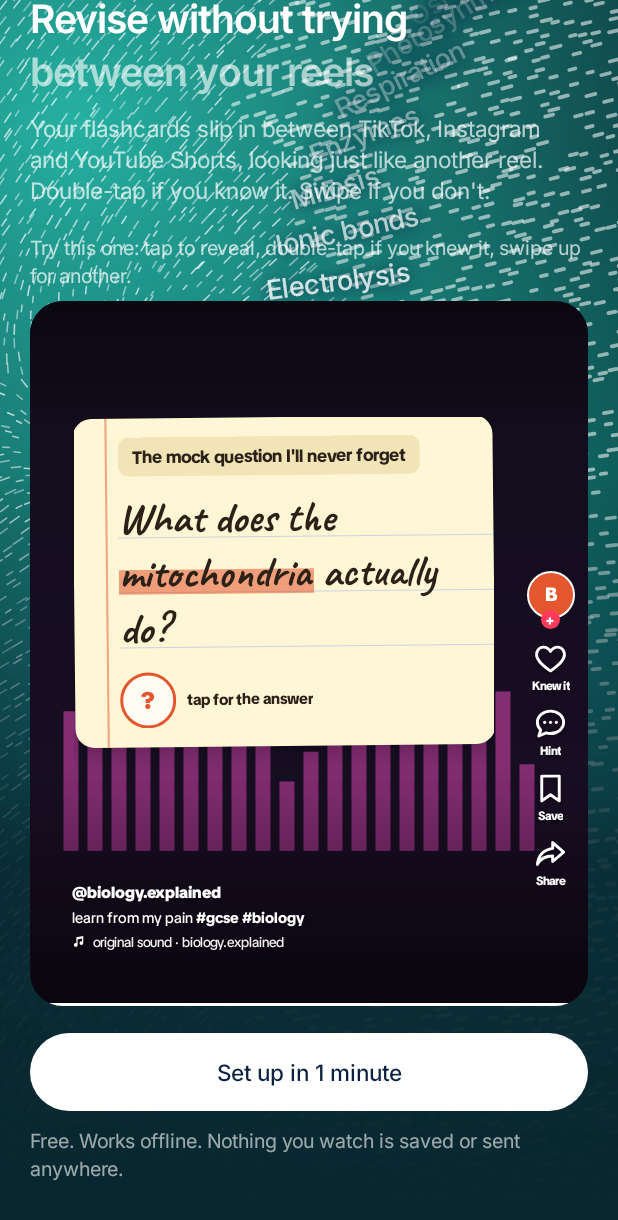
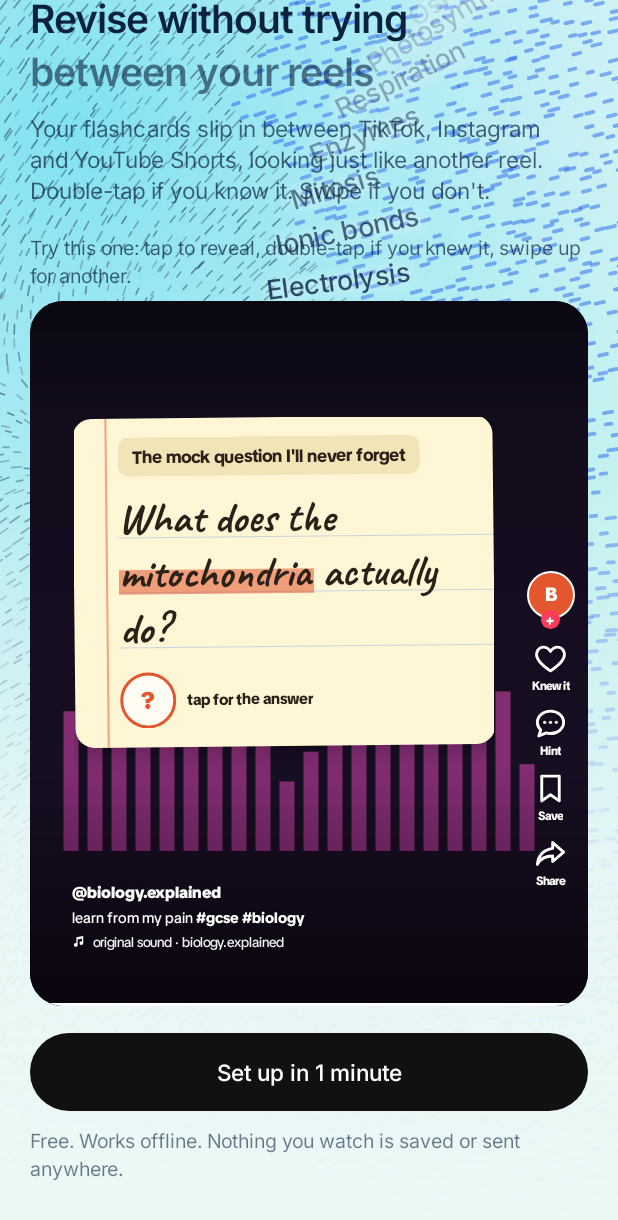
Before and after one commit to llamaoat/flashcardreela, an Android app: the screen it shows after launch (MainActivity), scrolled down 300 dp, on a phone screen of 412 x 824 dp. Shown: the top 1220 px of the screen. Run offline under Robolectric (Android 15) with nearby library versions, the phone set to English and light mode, and no system bars.

Commit message:
Lighter, whiter colour field in light mode
The shapeshifting colour field was deep blues in both modes. In light mode it is
now airy and white (sky, blush, mint, periwinkle with soft cyan and bright
blue), with dark navy ink for the dashes, wheel and words, a darker blue foam
band, and the light page colour for the system bars. Dark mode keeps the deep
palettes. Web demo and Android.

Co-Authored-By: Claude Sonnet 5.5 <noreply@anthropic.com>
Claude-Session: https://claude.ai/code/session_01Bq9toJ4J3vbyxgwrGqE2RX

```diff
--- a/app/src/main/java/com/reelcards/app/MainActivity.java
+++ b/app/src/main/java/com/reelcards/app/MainActivity.java
@@ -96,12 +96,11 @@ public final class MainActivity extends Activity {
 
     /** Bar colours and icons for a page: over the sea (1 welcome, 2 dashboard) the top is navy with light icons. */
     private void bars(int sea) {
-        getWindow().setStatusBarColor(sea == 0 ? Ui.BG : MotionView.SEA);
-        getWindow().setNavigationBarColor(sea == 1 ? MotionView.SEA : Ui.BG);
-        int flags = 0;
-        if (!Ui.dark && sea != 1) flags |= View.SYSTEM_UI_FLAG_LIGHT_NAVIGATION_BAR;
-        if (!Ui.dark && sea == 0) flags |= View.SYSTEM_UI_FLAG_LIGHT_STATUS_BAR;
-        getWindow().getDecorView().setSystemUiVisibility(flags);
+        int seaColour = Ui.dark ? MotionView.SEA : MotionView.LIGHT_BASE;
+        getWindow().setStatusBarColor(sea == 0 ? Ui.BG : seaColour);
+        getWindow().setNavigationBarColor(sea == 1 ? seaColour : Ui.BG);
+        getWindow().getDecorView().setSystemUiVisibility(Ui.dark ? 0
+                : View.SYSTEM_UI_FLAG_LIGHT_STATUS_BAR | View.SYSTEM_UI_FLAG_LIGHT_NAVIGATION_BAR);
     }
 
     /** Dark mode switched while open (uiMode is in configChanges, so an import survives it): restyle. */
@@ -158,9 +157,9 @@ public final class MainActivity extends Activity {
         if (sea == 0) setContentView(sv);
         else {
             FrameLayout fl = new FrameLayout(this);
-            fl.setBackgroundColor(sea == 1 ? MotionView.SEA : Ui.BG);
+            fl.setBackgroundColor(sea == 1 ? (Ui.dark ? MotionView.SEA : MotionView.LIGHT_BASE) : Ui.BG);
             if (sea == 1) {
-                fl.addView(new MotionView(this, words, false).setCentre(.30f).setScrim(MotionView.SEA), new FrameLayout.LayoutParams(-1, -1));
+                fl.addView(new MotionView(this, words, false).setCentre(.30f).setScrim(MotionView.SEA) /* any colour: the scrim follows the palette */, new FrameLayout.LayoutParams(-1, -1));
             } else {
                 final MotionView mv = new MotionView(this, words, true).setCentre(.42f).setFade(Ui.BG);
                 fl.addView(mv, new FrameLayout.LayoutParams(-1, dp(300)));
@@ -283,10 +282,10 @@ public final class MainActivity extends Activity {
 
     private void showWelcome() {
         LinearLayout col = page("welcome", null, 1, TOPICS);
-        final int white = 0xFFFFFFFF, soft = 0xB3FFFFFF;
+        final int white = Ui.dark ? 0xFFFFFFFF : 0xFF0B2140, soft = Ui.dark ? 0xB3FFFFFF : 0xB30B2140; // ink on the light sea, white on the dark one
         Ui.add(col, Ui.text(this, "Reelcards", 15, white, Ui.DISPLAY), 0);
         col.addView(new View(this), new LinearLayout.LayoutParams(-1, dp(240))); // the sea and its wheel show through here
-        Ui.add(col, Ui.title(this, "Revise without trying", "between your reels", white, 0x9EFFFFFF), 4);
+        Ui.add(col, Ui.title(this, "Revise without trying", "between your reels", white, Ui.dark ? 0x9EFFFFFF : 0x990B2140), 4);
         Ui.add(col, Ui.text(this, "Your flashcards slip in between TikTok, Instagram and YouTube Shorts, looking just like another reel. Double-tap if you know it. Swipe if you don't.", 15, soft, Ui.BODY), 10);
 
         final FrameLayout preview = new FrameLayout(this);
@@ -299,9 +298,11 @@ public final class MainActivity extends Activity {
         loadPreview(preview);
 
         Button go = primary(col, "Set up in 1 minute", go(new Runnable() { @Override public void run() { addMode = false; showDecks(); } }), 18);
-        go.setTextColor(MotionView.SEA); // a white pill on the sea
-        go.setBackground(new RippleDrawable(ColorStateList.valueOf(0x220B2140), Ui.round(white, dp(26)), null));
-        Ui.add(col, Ui.text(this, "Free. Works offline. Nothing you watch is saved or sent anywhere.", 13, 0x99FFFFFF, Ui.BODY), 10);
+        if (Ui.dark) { // a white pill on the dark sea; on the light one, the usual ink pill
+            go.setTextColor(MotionView.SEA);
+            go.setBackground(new RippleDrawable(ColorStateList.valueOf(0x220B2140), Ui.round(white, dp(26)), null));
+        }
+        Ui.add(col, Ui.text(this, "Free. Works offline. Nothing you watch is saved or sent anywhere.", 13, Ui.dark ? 0x99FFFFFF : 0x990B2140, Ui.BODY), 10);
     }
 
     /** A live, playable sample card using a throwaway engine (doesn't touch the student's data). */
@@ -996,7 +997,7 @@ public final class MainActivity extends Activity {
         boolean sea = !engine.cards.isEmpty();
         LinearLayout col = page("dashboard", null, sea ? 2 : 0, sea ? dashWords(now) : null);
         LinearLayout head = Ui.row(this);
-        head.addView(Ui.text(this, "Reelcards", 15, sea ? 0xFFFFFFFF : Ui.TEXT, Ui.DISPLAY), Ui.weight(1));
+        head.addView(Ui.text(this, "Reelcards", 15, Ui.TEXT, Ui.DISPLAY), Ui.weight(1));
         Ui.add(col, head, 0);
         if (sea) col.addView(new View(this), new LinearLayout.LayoutParams(-1, dp(190))); // the sea and its wheel show through here
         if (restoreNote != null) { // after a damaged save (Store.engine), until the app is next opened
--- a/app/src/main/java/com/reelcards/app/MotionView.java
+++ b/app/src/main/java/com/reelcards/app/MotionView.java
@@ -22,7 +22,7 @@ import java.util.Random;
  */
 final class MotionView extends View {
     static final int SEA = 0xFF0B2140;
-    private static final int SWIMMER = 0xFFEE8A63;
+    private final int swimmer = Ui.dark ? 0xFFEE8A63 : 0xFFE5683A;
     private final String[][] words;
     private final boolean small;
     private final boolean still;
@@ -42,7 +42,16 @@ final class MotionView extends View {
             {{26, 16, 56}, {91, 63, 208}, {190, 60, 170}, {96, 165, 250}},
             {{8, 38, 46}, {14, 159, 142}, {45, 212, 191}, {56, 189, 248}},
             {{13, 28, 70}, {67, 56, 202}, {14, 165, 233}, {167, 139, 250}}};
+    // light mode: airy and white, with soft cyan and bright blue drifting through; dark ink goes on top
+    private static final int[][][] PAL_LIGHT = {
+            {{238, 244, 249}, {110, 205, 240}, {59, 130, 246}, {255, 255, 255}},
+            {{243, 240, 250}, {196, 181, 253}, {251, 207, 232}, {147, 197, 253}},
+            {{236, 248, 246}, {153, 238, 226}, {103, 220, 240}, {147, 197, 253}},
+            {{238, 241, 252}, {165, 180, 252}, {103, 220, 240}, {255, 255, 255}}};
+    static final int LIGHT_BASE = 0xFFEEF4F9;   // the light sea's page colour, for the bars behind it
     private static final float PAL_MS = 30000f;
+    private final boolean light = !Ui.dark;
+    private final int ink = light ? 0xFF0B2140 : 0xFFFFFFFF, inkMid = light ? 0x990B2140 : 0x99FFFFFF, inkSoft = light ? 0x8C0B2140 : 0x8CFFFFFF;
     private final float palStart = java.util.Calendar.getInstance().get(java.util.Calendar.HOUR_OF_DAY) / 24f * PAL.length * PAL_MS;
     private final float[][] cur = new float[4][3];
     private float cyFrac = .5f;           // where the wheel and swimmer sit, as a fraction of the height
@@ -59,8 +68,8 @@ final class MotionView extends View {
         text.setTypeface(Ui.MEDIUM);
         text.setTextSize(Ui.dp(c, small ? 17 : 18));
         text.setLetterSpacing(-0.015f);
-        text.setShadowLayer(10 * d, 0, d, 0xF20B2140);
-        setBackgroundColor(SEA);
+        text.setShadowLayer(10 * d, 0, d, light ? 0xF2FFFFFF : 0xF20B2140);
+        setBackgroundColor(light ? LIGHT_BASE : SEA);
         setImportantForAccessibility(IMPORTANT_FOR_ACCESSIBILITY_NO);
     }
 
@@ -112,7 +121,8 @@ final class MotionView extends View {
     private void palette(float t) {
         float u = (t + palStart) / PAL_MS, f0 = u - (float) Math.floor(u), f = f0 * f0 * (3 - 2 * f0);
         int i = (int) Math.floor(u);
-        int[][] a = PAL[i % PAL.length], b = PAL[(i + 1) % PAL.length];
+        int[][][] pal = light ? PAL_LIGHT : PAL;
+        int[][] a = pal[i % pal.length], b = pal[(i + 1) % pal.length];
         for (int k = 0; k < 4; k++) for (int j = 0; j < 3; j++) cur[k][j] = a[k][j] + (b[k][j] - a[k][j]) * f;
     }
 
@@ -142,9 +152,9 @@ final class MotionView extends View {
             float x = px + (float) Math.cos(a) * dr, y = py + (float) Math.sin(a) * dr;
             float k = x - (front + (float) (Math.sin(y / d * .02 + t * .0009) * 30 + Math.sin(y / d * .066) * 10) * d);
             float l = len * (1 - pull * .5f), sw = 1.05f;
-            int col = Color.argb(Math.round((.46f + j * .3f) * 255), 240, 248, 255);
-            if (k < 0 && k > -22 * d) { l = (1 + j * 1.5f) * d; sw = 1.7f + j; col = 0xCCFFFFFF; }
-            else if (k <= -22 * d && k > -300 * d) { if (j < .3f) continue; l = (2.5f + j * 4) * d; sw = 2.5f; col = 0x8CFFFFFF; a *= .4; }
+            int col = light ? Color.argb(Math.round((.22f + j * .28f) * 255), 11, 33, 64) : Color.argb(Math.round((.46f + j * .3f) * 255), 240, 248, 255);
+            if (k < 0 && k > -22 * d) { l = (1 + j * 1.5f) * d; sw = 1.7f + j; col = light ? 0xCC1D4ED8 : 0xCCFFFFFF; }
+            else if (k <= -22 * d && k > -300 * d) { if (j < .3f) continue; l = (2.5f + j * 4) * d; sw = 2.5f; col = light ? 0x802563EB : 0x8CFFFFFF; a *= .4; }
             float ca = (float) Math.cos(a) * l / 2, sa = (float) Math.sin(a) * l / 2;
             dash.setColor(col);
             dash.setStrokeWidth(sw * d);
@@ -156,7 +166,7 @@ final class MotionView extends View {
         cv.translate(sx, sy);
         cv.scale(d, d);
         cv.rotate(-20);
-        dash.setColor(SWIMMER);
+        dash.setColor(swimmer);
         dash.setStyle(Paint.Style.FILL);
         oval.set(-8, -4.5f, 8, 4.5f);
         cv.drawOval(oval, dash);
@@ -186,12 +196,12 @@ final class MotionView extends View {
             cv.translate(bx + r * (float) (1 - Math.cos(a)), cy + y);
             cv.rotate((float) Math.toDegrees(a * .8));
             if (Math.abs(k) < .5f) {
-                draw(cv, "[ ", -text.measureText("[ "), base, 0x8CFFFFFF, alpha);
-                float tw = draw(cv, words[i][0], 0, base, 0xFFFFFFFF, alpha);
-                float bw = draw(cv, "]", tw, base, 0x8CFFFFFF, alpha);
-                draw(cv, words[i][1], tw + bw + 8 * d, base, 0x99FFFFFF, alpha);
+                draw(cv, "[ ", -text.measureText("[ "), base, inkSoft, alpha);
+                float tw = draw(cv, words[i][0], 0, base, ink, alpha);
+                float bw = draw(cv, "]", tw, base, inkSoft, alpha);
+                draw(cv, words[i][1], tw + bw + 8 * d, base, inkMid, alpha);
             } else {
-                draw(cv, words[i][0], 0, base, 0xFFFFFFFF, alpha);
+                draw(cv, words[i][0], 0, base, ink, alpha);
             }
             cv.restore();
         }
```
Also changed, not shown: 5 other files.
